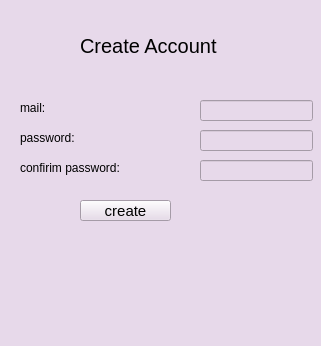
First picture: the form in ui/create.ui, repository muratkilci/Sorting-Algorithm-Animation, before the edit.
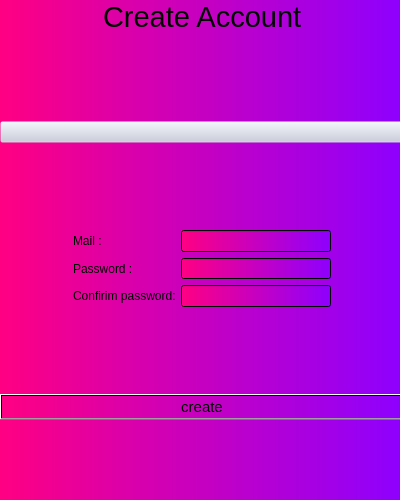
Second picture: the form after the edit. Icons and pictures are not drawn.

Commit message: login and create UI design

```diff
--- a/ui/create.ui
+++ b/ui/create.ui
@@ -6,8 +6,8 @@
    <rect>
     <x>0</x>
     <y>0</y>
-    <width>321</width>
-    <height>346</height>
+    <width>400</width>
+    <height>500</height>
    </rect>
   </property>
   <property name="sizePolicy">
@@ -16,6 +16,18 @@
     <verstretch>0</verstretch>
    </sizepolicy>
   </property>
+  <property name="minimumSize">
+   <size>
+    <width>400</width>
+    <height>500</height>
+   </size>
+  </property>
+  <property name="maximumSize">
+   <size>
+    <width>400</width>
+    <height>500</height>
+   </size>
+  </property>
   <property name="windowTitle">
    <string>MainWindow</string>
   </property>
@@ -24,123 +36,374 @@
 </string>
   </property>
   <widget class="QWidget" name="centralwidget">
-   <widget class="QLabel" name="label">
+   <property name="minimumSize">
+    <size>
+     <width>400</width>
+     <height>500</height>
+    </size>
+   </property>
+   <property name="maximumSize">
+    <size>
+     <width>400</width>
+     <height>500</height>
+    </size>
+   </property>
+   <property name="styleSheet">
+    <string notr="true">background-color:qlineargradient(spread:pad, x1:0, y1:0, x2:1, y2:0, stop:0 rgba(255, 0, 130, 255), stop:1 rgba(141, 0, 255, 255))</string>
+   </property>
+   <widget class="QWidget" name="verticalLayoutWidget">
     <property name="geometry">
      <rect>
-      <x>80</x>
-      <y>20</y>
-      <width>201</width>
-      <height>51</height>
+      <x>0</x>
+      <y>0</y>
+      <width>404</width>
+      <height>501</height>
      </rect>
     </property>
-    <property name="font">
-     <font>
-      <pointsize>15</pointsize>
-     </font>
-    </property>
-    <property name="text">
-     <string>Create Account</string>
-    </property>
+    <layout class="QVBoxLayout" name="verticalLayout">
+     <item>
+      <layout class="QHBoxLayout" name="horizontalLayout">
+       <item>
+        <spacer name="horizontalSpacer_2">
+         <property name="orientation">
+          <enum>Qt::Horizontal</enum>
+         </property>
+         <property name="sizeHint" stdset="0">
+          <size>
+           <width>40</width>
+           <height>20</height>
+          </size>
+         </property>
+        </spacer>
+       </item>
+       <item>
+        <widget class="QLabel" name="label">
+         <property name="font">
+          <font>
+           <pointsize>22</pointsize>
+          </font>
+         </property>
+         <property name="styleSheet">
+          <string notr="true">background-color: rgba(199, 204, 219,0);
+</string>
+         </property>
+         <property name="text">
+          <string>Create Account</string>
+         </property>
+        </widget>
+       </item>
+       <item>
+        <spacer name="horizontalSpacer">
+         <property name="orientation">
+          <enum>Qt::Horizontal</enum>
+         </property>
+         <property name="sizeHint" stdset="0">
+          <size>
+           <width>40</width>
+           <height>20</height>
+          </size>
+         </property>
+        </spacer>
+       </item>
+      </layout>
+     </item>
+     <item>
+      <spacer name="verticalSpacer_2">
+       <property name="orientation">
+        <enum>Qt::Vertical</enum>
+       </property>
+       <property name="sizeHint" stdset="0">
+        <size>
+         <width>20</width>
+         <height>40</height>
+        </size>
+       </property>
+      </spacer>
+     </item>
+     <item>
+      <widget class="QPushButton" name="pushButton">
+       <property name="styleSheet">
+        <string notr="true">background-color: rgba(199, 204, 219,0);</string>
+       </property>
+       <property name="text">
+        <string/>
+       </property>
+       <property name="icon">
+        <iconset>
+         <normaloff>../images/logo_english_university.png</normaloff>../images/logo_english_university.png</iconset>
+       </property>
+       <property name="iconSize">
+        <size>
+         <width>390</width>
+         <height>150</height>
+        </size>
+       </property>
+      </widget>
+     </item>
+     <item>
+      <spacer name="verticalSpacer_4">
+       <property name="orientation">
+        <enum>Qt::Vertical</enum>
+       </property>
+       <property name="sizeHint" stdset="0">
+        <size>
+         <width>20</width>
+         <height>40</height>
+        </size>
+       </property>
+      </spacer>
+     </item>
+     <item>
+      <layout class="QHBoxLayout" name="horizontalLayout_2">
+       <item>
+        <spacer name="horizontalSpacer_6">
+         <property name="orientation">
+          <enum>Qt::Horizontal</enum>
+         </property>
+         <property name="sizeHint" stdset="0">
+          <size>
+           <width>40</width>
+           <height>20</height>
+          </size>
+         </property>
+        </spacer>
+       </item>
+       <item>
+        <widget class="QLabel" name="label_2">
+         <property name="minimumSize">
+          <size>
+           <width>102</width>
+           <height>21</height>
+          </size>
+         </property>
+         <property name="maximumSize">
+          <size>
+           <width>102</width>
+           <height>21</height>
+          </size>
+         </property>
+         <property name="styleSheet">
+          <string notr="true">background-color: rgba(199, 204, 219,0);</string>
+         </property>
+         <property name="text">
+          <string>Mail :                      </string>
+         </property>
+        </widget>
+       </item>
+       <item>
+        <widget class="QLineEdit" name="mail">
+         <property name="minimumSize">
+          <size>
+           <width>150</width>
+           <height>0</height>
+          </size>
+         </property>
+         <property name="maximumSize">
+          <size>
+           <width>150</width>
+           <height>16777215</height>
+          </size>
+         </property>
+        </widget>
+       </item>
+       <item>
+        <spacer name="horizontalSpacer_3">
+         <property name="orientation">
+          <enum>Qt::Horizontal</enum>
+         </property>
+         <property name="sizeHint" stdset="0">
+          <size>
+           <width>40</width>
+           <height>20</height>
+          </size>
+         </property>
+        </spacer>
+       </item>
+      </layout>
+     </item>
+     <item>
+      <layout class="QHBoxLayout" name="horizontalLayout_3">
+       <item>
+        <spacer name="horizontalSpacer_7">
+         <property name="orientation">
+          <enum>Qt::Horizontal</enum>
+         </property>
+         <property name="sizeHint" stdset="0">
+          <size>
+           <width>40</width>
+           <height>20</height>
+          </size>
+         </property>
+        </spacer>
+       </item>
+       <item>
+        <widget class="QLabel" name="label_3">
+         <property name="sizePolicy">
+          <sizepolicy hsizetype="Preferred" vsizetype="Preferred">
+           <horstretch>0</horstretch>
+           <verstretch>0</verstretch>
+          </sizepolicy>
+         </property>
+         <property name="minimumSize">
+          <size>
+           <width>102</width>
+           <height>21</height>
+          </size>
+         </property>
+         <property name="maximumSize">
+          <size>
+           <width>102</width>
+           <height>21</height>
+          </size>
+         </property>
+         <property name="styleSheet">
+          <string notr="true">background-color: rgba(199, 204, 219,0);</string>
+         </property>
+         <property name="text">
+          <string>Password :             </string>
+         </property>
+        </widget>
+       </item>
+       <item>
+        <widget class="QLineEdit" name="password">
+         <property name="minimumSize">
+          <size>
+           <width>150</width>
+           <height>21</height>
+          </size>
+         </property>
+         <property name="maximumSize">
+          <size>
+           <width>150</width>
+           <height>21</height>
+          </size>
+         </property>
+        </widget>
+       </item>
+       <item>
+        <spacer name="horizontalSpacer_4">
+         <property name="orientation">
+          <enum>Qt::Horizontal</enum>
+         </property>
+         <property name="sizeHint" stdset="0">
+          <size>
+           <width>40</width>
+           <height>20</height>
+          </size>
+         </property>
+        </spacer>
+       </item>
+      </layout>
+     </item>
+     <item>
+      <layout class="QHBoxLayout" name="horizontalLayout_4">
+       <item>
+        <spacer name="horizontalSpacer_8">
+         <property name="orientation">
+          <enum>Qt::Horizontal</enum>
+         </property>
+         <property name="sizeHint" stdset="0">
+          <size>
+           <width>40</width>
+           <height>20</height>
+          </size>
+         </property>
+        </spacer>
+       </item>
+       <item>
+        <widget class="QLabel" name="label_4">
+         <property name="minimumSize">
+          <size>
+           <width>102</width>
+           <height>21</height>
+          </size>
+         </property>
+         <property name="maximumSize">
+          <size>
+           <width>102</width>
+           <height>21</height>
+          </size>
+         </property>
+         <property name="styleSheet">
+          <string notr="true">background-color: rgba(199, 204, 219,0);</string>
+         </property>
+         <property name="text">
+          <string>Confirim password:</string>
+         </property>
+        </widget>
+       </item>
+       <item>
+        <widget class="QLineEdit" name="confirimPassword">
+         <property name="minimumSize">
+          <size>
+           <width>150</width>
+           <height>0</height>
+          </size>
+         </property>
+         <property name="maximumSize">
+          <size>
+           <width>150</width>
+           <height>16777215</height>
+          </size>
+         </property>
+        </widget>
+       </item>
+       <item>
+        <spacer name="horizontalSpacer_5">
+         <property name="orientation">
+          <enum>Qt::Horizontal</enum>
+         </property>
+         <property name="sizeHint" stdset="0">
+          <size>
+           <width>40</width>
+           <height>20</height>
+          </size>
+         </property>
+        </spacer>
+       </item>
+      </layout>
+     </item>
+     <item>
+      <spacer name="verticalSpacer">
+       <property name="orientation">
+        <enum>Qt::Vertical</enum>
+       </property>
+       <property name="sizeHint" stdset="0">
+        <size>
+         <width>20</width>
+         <height>40</height>
+        </size>
+       </property>
+      </spacer>
+     </item>
+     <item>
+      <widget class="QPushButton" name="createButton">
+       <property name="font">
+        <font>
+         <pointsize>11</pointsize>
+        </font>
+       </property>
+       <property name="text">
+        <string>create</string>
+       </property>
+      </widget>
+     </item>
+     <item>
+      <spacer name="verticalSpacer_3">
+       <property name="orientation">
+        <enum>Qt::Vertical</enum>
+       </property>
+       <property name="sizeHint" stdset="0">
+        <size>
+         <width>20</width>
+         <height>40</height>
+        </size>
+       </property>
+      </spacer>
+     </item>
+    </layout>
    </widget>
-   <widget class="QLabel" name="label_2">
-    <property name="geometry">
-     <rect>
-      <x>20</x>
-      <y>100</y>
-      <width>49</width>
-      <height>16</height>
-     </rect>
-    </property>
-    <property name="text">
-     <string>mail:</string>
-    </property>
-   </widget>
-   <widget class="QLabel" name="label_3">
-    <property name="geometry">
-     <rect>
-      <x>20</x>
-      <y>130</y>
-      <width>61</width>
-      <height>16</height>
-     </rect>
-    </property>
-    <property name="text">
-     <string>password:</string>
-    </property>
-   </widget>
-   <widget class="QLabel" name="label_4">
-    <property name="geometry">
-     <rect>
-      <x>20</x>
-      <y>160</y>
-      <width>111</width>
-      <height>16</height>
-     </rect>
-    </property>
-    <property name="text">
-     <string>confirim password:</string>
-    </property>
-   </widget>
-   <widget class="QLineEdit" name="mail">
-    <property name="geometry">
-     <rect>
-      <x>200</x>
-      <y>100</y>
-      <width>113</width>
-      <height>21</height>
-     </rect>
-    </property>
-   </widget>
-   <widget class="QLineEdit" name="password">
-    <property name="geometry">
-     <rect>
-      <x>200</x>
-      <y>130</y>
-      <width>113</width>
-      <height>21</height>
-     </rect>
-    </property>
-   </widget>
-   <widget class="QLineEdit" name="confirimPassword">
-    <property name="geometry">
-     <rect>
-      <x>200</x>
-      <y>160</y>
-      <width>113</width>
-      <height>21</height>
-     </rect>
-    </property>
-   </widget>
-   <widget class="QPushButton" name="createButton">
-    <property name="geometry">
-     <rect>
-      <x>80</x>
-      <y>200</y>
-      <width>91</width>
-      <height>21</height>
-     </rect>
-    </property>
-    <property name="font">
-     <font>
-      <pointsize>11</pointsize>
-     </font>
-    </property>
-    <property name="text">
-     <string>create</string>
-    </property>
-   </widget>
   </widget>
-  <widget class="QMenuBar" name="menubar">
-   <property name="geometry">
-    <rect>
-     <x>0</x>
-     <y>0</y>
-     <width>321</width>
-     <height>22</height>
-    </rect>
-   </property>
-  </widget>
-  <widget class="QStatusBar" name="statusbar"/>
  </widget>
  <resources/>
  <connections/>
```
The commit also changes 6 other files.
